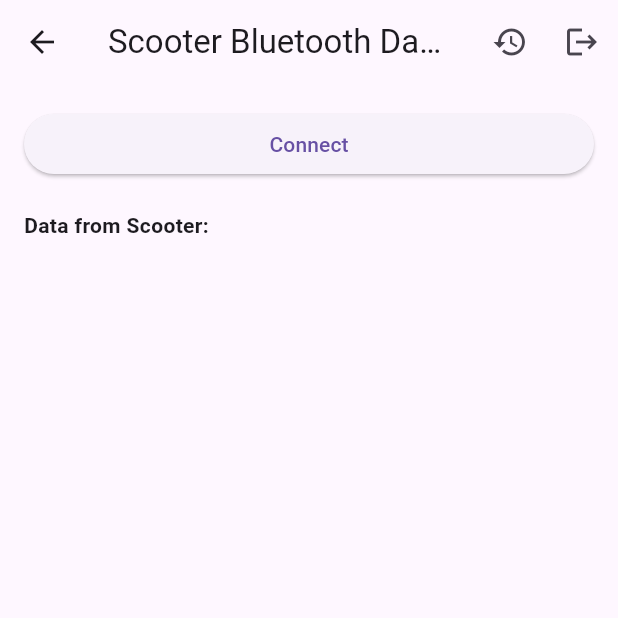
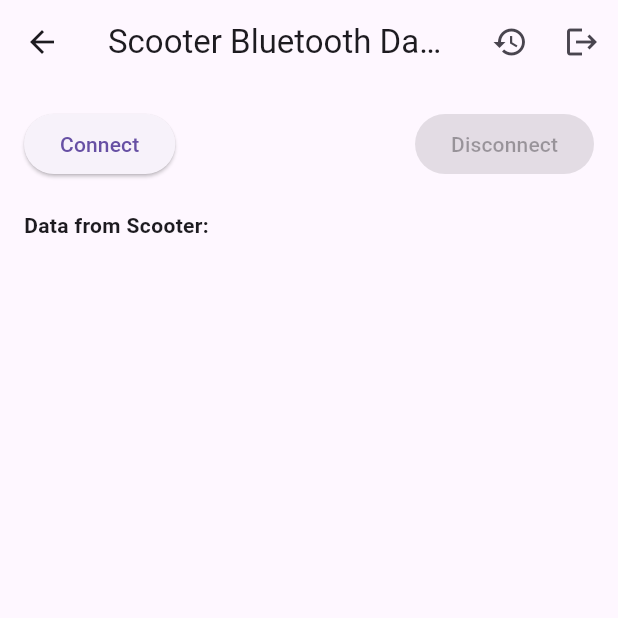
Before and after one commit to cerealkiller2527/liger_scooter_data_collection_app, a Flutter app: the BluetoothDataPage screen opened directly, on a phone screen of 412 x 824 dp, the top half of it. Run offline on Flutter 3.47's test engine with Material 3 defaults, Android fonts, the phone set to English and light mode, and no system bars; our stand-ins replace cloud_firestore, firebase_auth, firebase_core, logger; accounts and stored records are empty.

Commit message:
Disconnect from Bluetooth device and store session data

```diff
--- a/lib/views/bluetooth_data_page.dart
+++ b/lib/views/bluetooth_data_page.dart
@@ -50,6 +50,21 @@ class BluetoothDataPageState extends State<BluetoothDataPage> {
 
     // Start generating dummy IMU data
     startGeneratingDummyData();
+  }
+
+  // Disconnects from the Bluetooth device
+  void disconnectFromDevice() {
+    setState(() {
+      isConnected = false;
+      endTime = DateTime.now(); // Capture end time
+      duration = endTime!.difference(startTime!); // Calculate duration
+    });
+
+    _timer?.cancel(); // Stop generating data
+
+    // Store the session data
+    final sessionData = prepareSessionData();
+    storeSessionData(sessionData);
   }
 
   // Starts a timer to generate dummy IMU data every second
@@ -142,9 +157,22 @@ class BluetoothDataPageState extends State<BluetoothDataPage> {
         child: Column(
           crossAxisAlignment: CrossAxisAlignment.stretch,
           children: [
-            ElevatedButton(
-              onPressed: isConnecting ? null : connectToDevice,
-              child: Text(isConnecting ? 'Connecting...' : 'Connect'),
+            Row(
+              mainAxisAlignment: MainAxisAlignment.spaceBetween,
+              children: [
+                ElevatedButton(
+                  onPressed: isConnecting
+                      ? null
+                      : isConnected
+                          ? null
+                          : connectToDevice,
+                  child: Text(isConnecting ? 'Connecting...' : 'Connect'),
+                ),
+                ElevatedButton(
+                  onPressed: isConnected ? disconnectFromDevice : null,
+                  child: const Text('Disconnect'),
+                ),
+              ],
             ),
             const SizedBox(height: 20),
             const Text(
```
